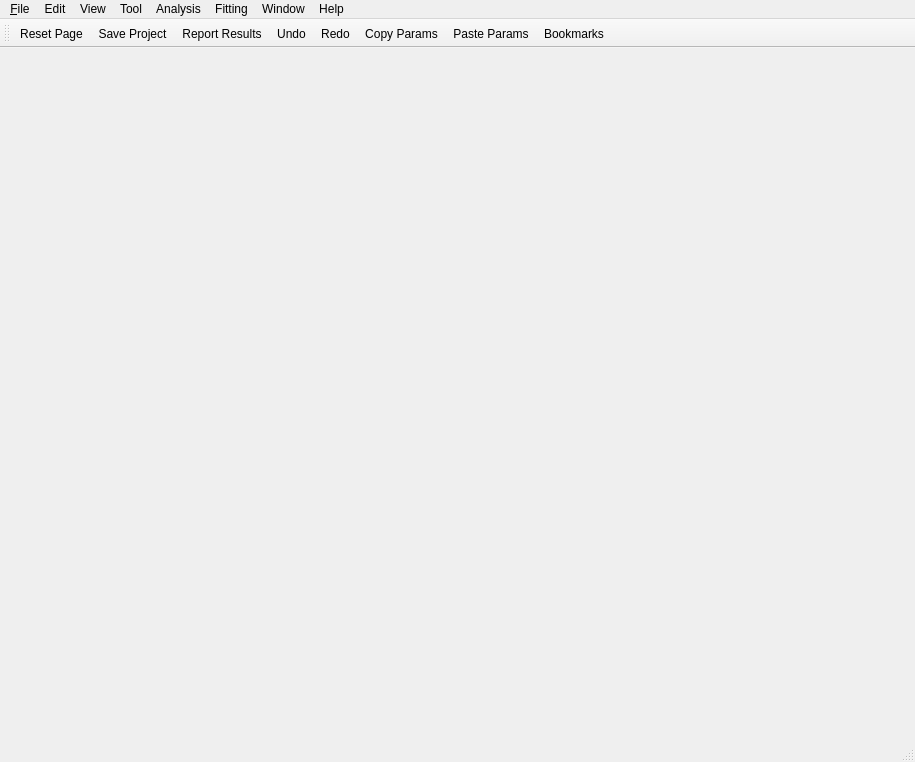
First picture: the form in src/sas/qtgui/MainWindow/UI/MainWindowUI.ui, repository SasView/sasview, before the edit.
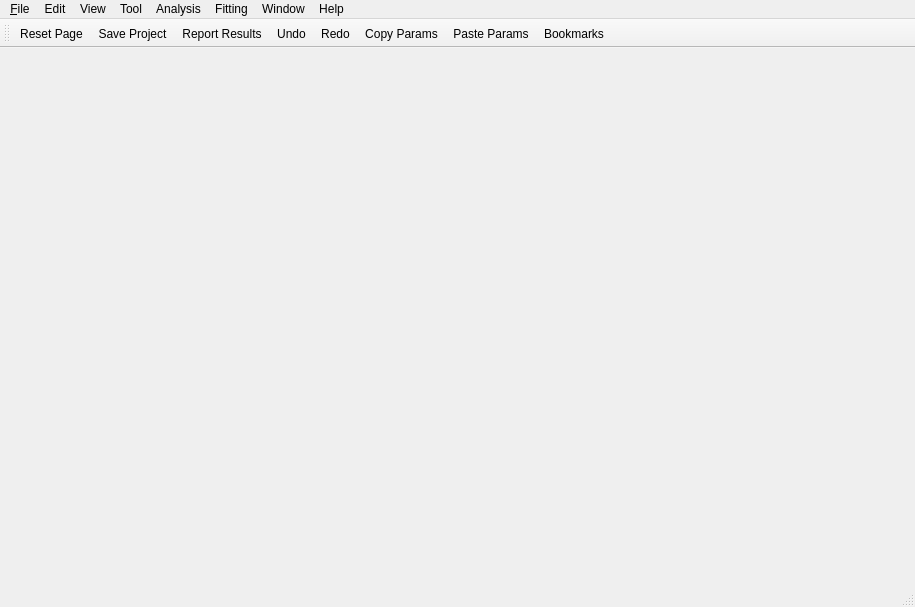
Second picture: the form after the edit. Icons and pictures are not drawn.

Commit message: Missed QWorkspace -> QMdiArea method renaming

The edit to the form file:
```diff
--- a/src/sas/qtgui/MainWindow/UI/MainWindowUI.ui
+++ b/src/sas/qtgui/MainWindow/UI/MainWindowUI.ui
@@ -7,7 +7,7 @@
     <x>0</x>
     <y>0</y>
     <width>915</width>
-    <height>762</height>
+    <height>607</height>
    </rect>
   </property>
   <property name="windowTitle">
```
Left out of the diff: 1 changed line with no effect on the pictures. The commit also changes 1 other file.
